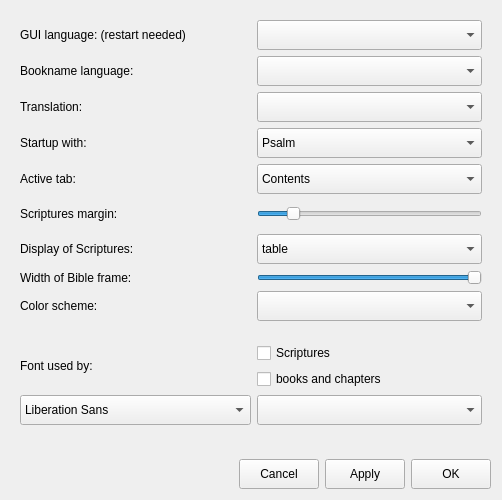
The window that settingswindow.ui (Anchorm/SoulAnchor) describes before a commit, drawn with Qt 5.
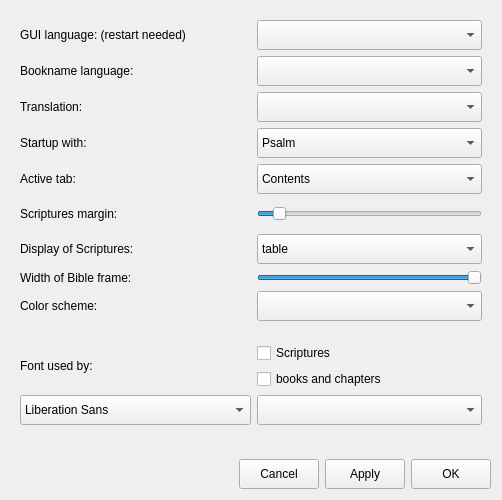
The same window after the commit. Icons and pictures are not drawn.

Patch:
```diff
--- a/settingswindow.ui
+++ b/settingswindow.ui
@@ -364,7 +364,7 @@
       <item row="5" column="1">
        <widget class="QSlider" name="margin_slider">
         <property name="maximum">
-         <number>100</number>
+         <number>200</number>
         </property>
         <property name="singleStep">
          <number>2</number>
```
